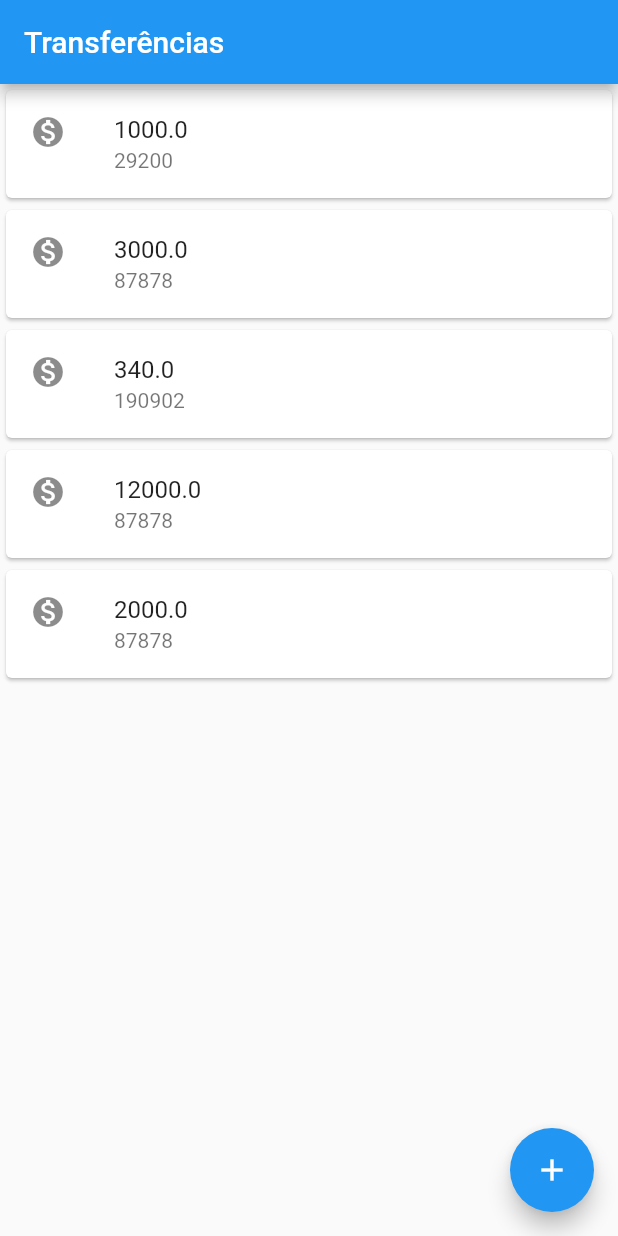
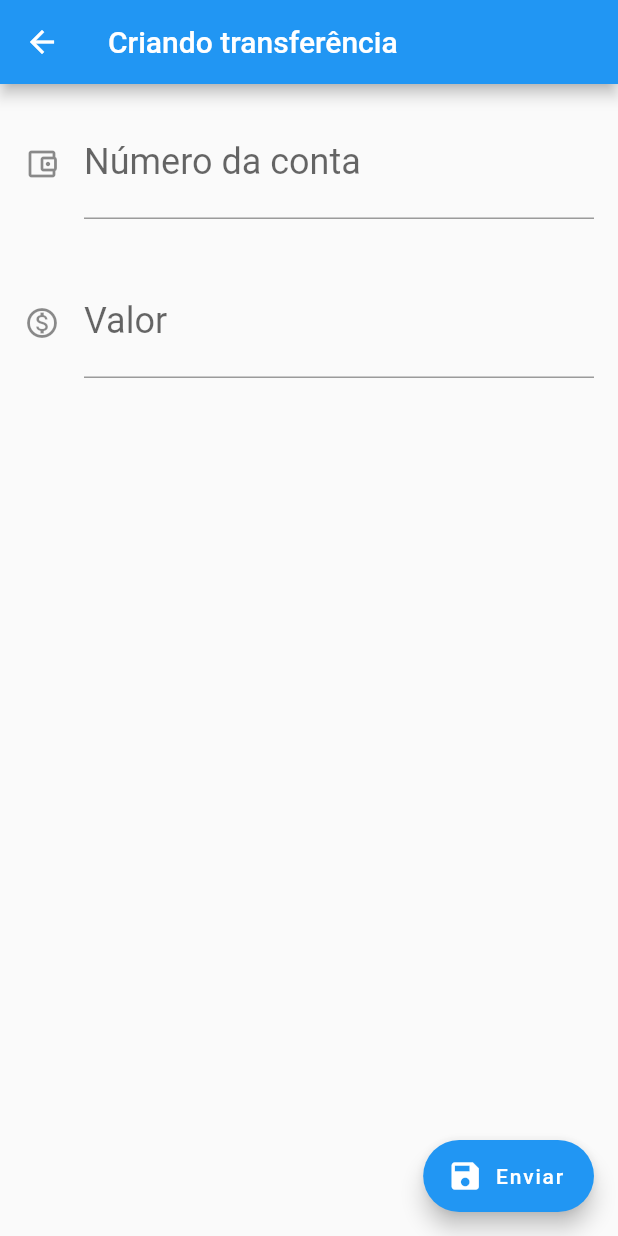
Before and after one commit to filipebezerra/bytebank-app-flutter-dart, a Flutter app: the screen it shows after launch, after a tap on the "add" icon, on a phone screen of 412 x 824 dp. Run offline on Flutter 3.47's test engine with Material 2 defaults, Android fonts, the phone set to English and light mode, and no system bars.

Commit message:
Initial commit

```diff
--- a/lib/main.dart
+++ b/lib/main.dart
@@ -1,53 +1,151 @@
 import 'package:flutter/material.dart';
 
-void main() => runApp(MaterialApp(
-      home: Scaffold(
-        appBar: AppBar(
-          title: Text("Transferências"),
-        ),
-        floatingActionButton: FloatingActionButton(
-          onPressed: () {},
-          child: Icon(Icons.add),
-        ),
-        body: ListaTransferencia(),
-      ),
-    ));
+void main() => runApp(BytebankApp());
 
-class ListaTransferencia extends StatelessWidget {
+class BytebankApp extends StatelessWidget {
   @override
   Widget build(BuildContext context) {
-    return Column(
-      children: <Widget>[
-        CardTransferencia(Transferencia(1000.00, 29200)),
-        CardTransferencia(Transferencia(3000.00, 87878)),
-        CardTransferencia(Transferencia(340.00, 190902)),
-        CardTransferencia(Transferencia(12000.00, 87878)),
-        CardTransferencia(Transferencia(2000.00, 87878)),
-      ],
+    return MaterialApp(home: TransferenciaList());
+  }
+}
+
+class CadastroTransferencia extends StatelessWidget {
+  final TextEditingController _controladorNumeroContaTexto =
+      TextEditingController();
+  final TextEditingController _controladorValorTexto = TextEditingController();
+
+  @override
+  Widget build(BuildContext context) {
+    return Scaffold(
+      appBar: AppBar(
+        title: Text("Criando transferência"),
+      ),
+      body: Column(
+        children: <Widget>[
+          EditorTextoField(
+            controlador: _controladorNumeroContaTexto,
+            rotulo: 'Número da conta',
+            icone: Icons.account_balance_wallet_outlined,
+            dica: '00000-0',
+            tipoTeclado: TextInputType.number,
+          ),
+          EditorTextoField(
+            controlador: _controladorValorTexto,
+            rotulo: 'Valor',
+            icone: Icons.monetization_on_outlined,
+            dica: '0,00',
+            tipoTeclado: TextInputType.numberWithOptions(decimal: true),
+          ),
+        ],
+      ),
+      floatingActionButton: FloatingActionButton.extended(
+        icon: Icon(Icons.save),
+        label: Text("Enviar"),
+        onPressed: () => _criarTransferencia(context),
+      ),
+    );
+  }
+
+  void _criarTransferencia(BuildContext context) {
+    final int numeroConta = int.tryParse(_controladorNumeroContaTexto.text);
+    final double valor = double.tryParse(_controladorValorTexto.text);
+    if (numeroConta != null && valor != null) {
+      final Transferencia novaTransferencia = Transferencia(valor, numeroConta);
+      /*Scaffold.of(context).showSnackBar(
+        SnackBar(
+          content: Text("Transferência criada com sucesso"),
+        ),
+      );*/
+      Navigator.pop(context, novaTransferencia);
+    }
+  }
+}
+
+class EditorTextoField extends StatelessWidget {
+  final TextEditingController controlador;
+  final String rotulo;
+  final String dica;
+  final IconData icone;
+  final TextInputType tipoTeclado;
+
+  const EditorTextoField({
+    Key key,
+    this.controlador,
+    this.rotulo,
+    this.dica,
+    this.icone,
+    this.tipoTeclado,
+  }) : super(key: key);
+
+  @override
+  Widget build(BuildContext context) {
+    return Padding(
+      padding: const EdgeInsets.all(16.0),
+      child: TextField(
+        controller: controlador,
+        decoration: InputDecoration(
+          labelText: rotulo,
+          icon: icone != null ? Icon(icone) : null,
+          hintText: dica,
+        ),
+        style: TextStyle(
+          fontSize: 24.0,
+        ),
+        keyboardType: tipoTeclado,
+      ),
     );
   }
 }
 
-class CardTransferencia extends StatelessWidget {
+class TransferenciaList extends StatelessWidget {
+  @override
+  Widget build(BuildContext context) {
+    return Scaffold(
+      appBar: AppBar(
+        title: Text("Transferências"),
+      ),
+      body: Column(
+        children: <Widget>[
+          TransferenciaCard(transferencia: Transferencia(1000.00, 29200)),
+          TransferenciaCard(transferencia: Transferencia(3000.00, 87878)),
+          TransferenciaCard(transferencia: Transferencia(340.00, 190902)),
+          TransferenciaCard(transferencia: Transferencia(12000.00, 87878)),
+          TransferenciaCard(transferencia: Transferencia(2000.00, 87878)),
+        ],
+      ),
+      floatingActionButton: FloatingActionButton(
+        onPressed: () {
+          final Future<Transferencia> future = Navigator.push(context,
+              MaterialPageRoute(builder: (buildContext) {
+            return CadastroTransferencia();
+          }));
+          future.then((transferenciaRecebida) {
+            debugPrint('Transferencia recebida: $transferenciaRecebida');
+          });
+        },
+        child: Icon(Icons.add),
+      ),
+    );
+  }
+}
 
-  final Transferencia _transferencia;
+class TransferenciaCard extends StatelessWidget {
+  final Transferencia transferencia;
 
-  CardTransferencia(this._transferencia);
+  const TransferenciaCard({Key key, this.transferencia}) : super(key: key);
 
   @override
   Widget build(BuildContext context) {
     return Card(
         child: ListTile(
-          leading: Icon(Icons.monetization_on),
-          title: Text(_transferencia._valor.toString()),
-          subtitle: Text(_transferencia._numeroConta.toString()),
-        )
-    );
+      leading: Icon(Icons.monetization_on),
+      title: Text(transferencia._valor.toString()),
+      subtitle: Text(transferencia._numeroConta.toString()),
+    ));
   }
 }
 
 class Transferencia {
-
   final double _valor;
   final int _numeroConta;
 
```
